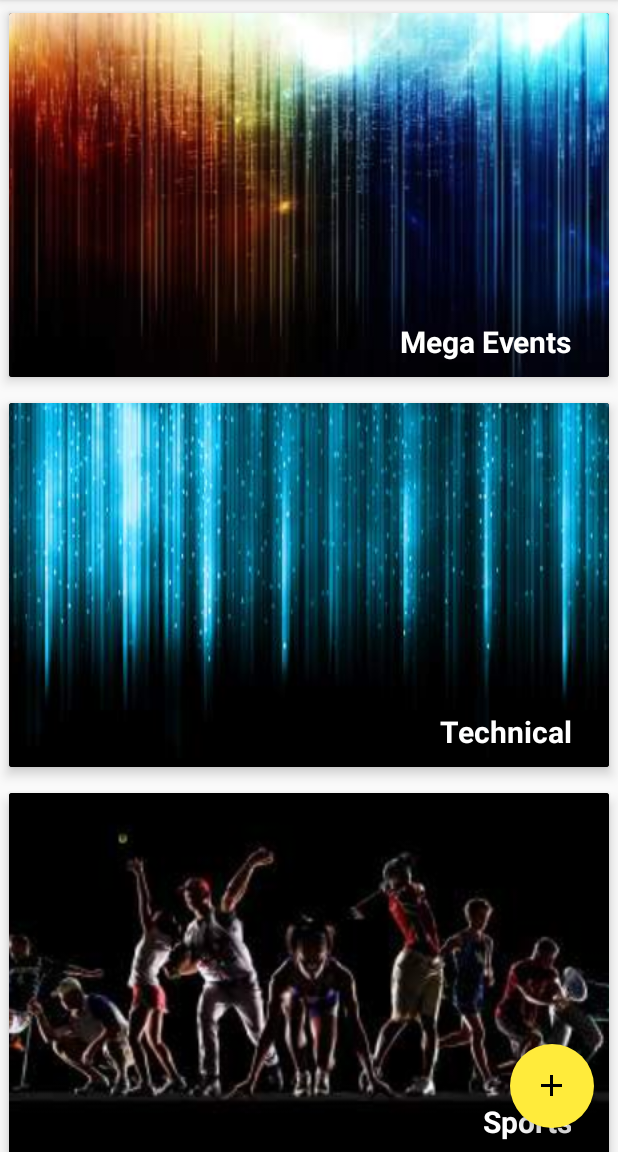
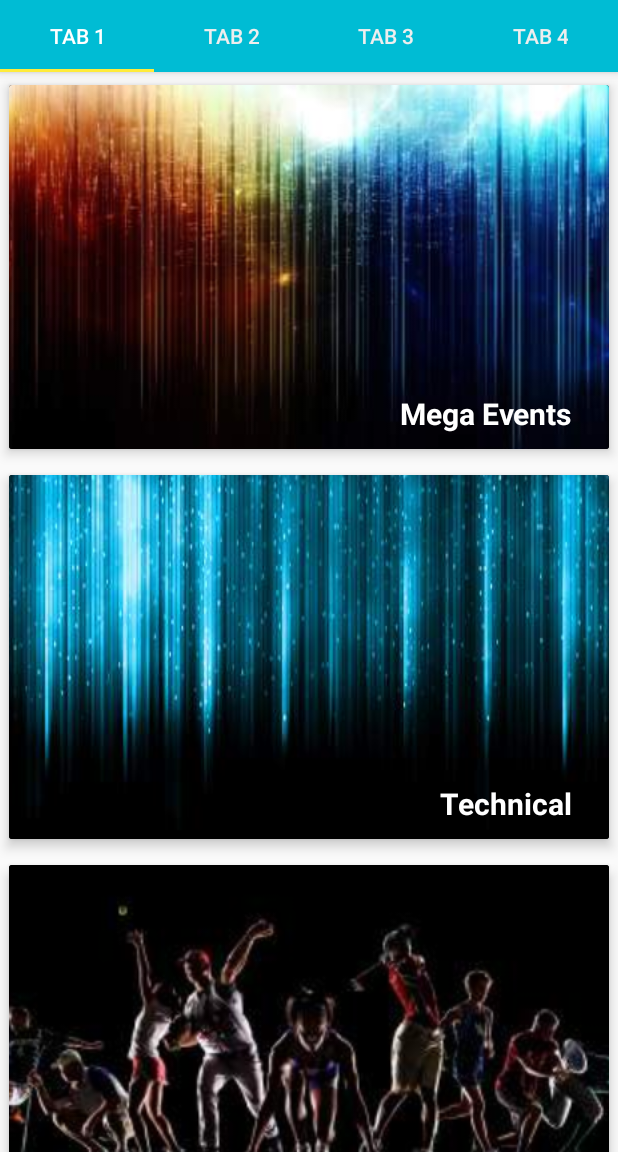
Before and after one commit to nurav/Matrix15, an Android app: the screen it shows after launch (MainActivity before the commit, CategoriesActivity after it), on a phone screen of 412 x 824 dp, the part 84-1236 px from its top. Run offline under Robolectric (Android 15) with nearby library versions, the phone set to English and light mode, and no system bars; our stand-ins replace Picasso; pictures from the network do not load; 1 statement that could not run was skipped.

Commit message:
my Commit Message

```diff
--- a/app/src/main/AndroidManifest.xml
+++ b/app/src/main/AndroidManifest.xml
@@ -26,7 +26,7 @@
         android:label="@string/app_name"
         android:theme="@style/AppTheme">
         <activity
-            android:name=".MainActivity"
+            android:name=".CategoriesActivity"
             android:label="@string/app_name">
             <intent-filter>
                 <action android:name="android.intent.action.MAIN"/>
@@ -37,10 +37,10 @@
 
         <activity
             android:name=".DetailActivity"
-            android:parentActivityName=".MainActivity">
+            android:parentActivityName=".CategoriesActivity">
             <meta-data
                 android:name="android.support.PARENT_ACTIVITY"
-                android:value=".MainActivity"/>
+                android:value=".CategoriesActivity"/>
         </activity>
 
     </application>
--- a/app/src/main/java/com/antonioleiva/materializeyourapp/MainActivity.java
+++ b/app/src/main/java/com/antonioleiva/materializeyourapp/CategoriesActivity.java
@@ -19,15 +19,22 @@ package com.antonioleiva.materializeyourapp;
 import android.os.Bundle;
 import android.support.design.widget.NavigationView;
 import android.support.design.widget.Snackbar;
+import android.support.design.widget.TabLayout;
+import android.support.v4.app.Fragment;
+import android.support.v4.app.FragmentManager;
+import android.support.v4.app.FragmentStatePagerAdapter;
 import android.support.v4.view.GravityCompat;
+import android.support.v4.view.ViewPager;
 import android.support.v4.widget.DrawerLayout;
 import android.support.v7.app.ActionBar;
 import android.support.v7.app.AppCompatActivity;
 import android.support.v7.widget.LinearLayoutManager;
 import android.support.v7.widget.RecyclerView;
 import android.support.v7.widget.Toolbar;
+import android.view.LayoutInflater;
 import android.view.MenuItem;
 import android.view.View;
+import android.view.ViewGroup;
 import android.widget.ImageView;
 
 import com.antonioleiva.materializeyourapp.picasso.CircleTransform;
@@ -37,7 +44,7 @@ import java.util.ArrayList;
 import java.util.List;
 
 
-public class MainActivity extends AppCompatActivity implements RecyclerViewAdapter.OnItemClickListener {
+public class CategoriesActivity extends AppCompatActivity implements RecyclerViewAdapter.OnItemClickListener {
 
     public static final String AVATAR_URL = "http://lorempixel.com/200/200/people/1/";
     public static final String[] Items = {"Mega Events","Technical","Sports","Literary","Coding","Fun Events"};
@@ -53,16 +60,32 @@ public class MainActivity extends AppCompatActivity implements RecyclerViewAdapt
 
     private DrawerLayout drawerLayout;
     private View content;
+    private ViewPager mPager;
+    private YourPagerAdapter mAdapter;
+    private TabLayout mTabLayout;
 
     @Override
     protected void onCreate(Bundle savedInstanceState) {
         super.onCreate(savedInstanceState);
         setContentView(R.layout.activity_main);
 
-        initRecyclerView();
-        initFab();
+        //initRecyclerView();
+        //initFab();
         initToolbar();
         setupDrawerLayout();
+
+        mTabLayout = (TabLayout) findViewById(R.id.tab_layout);
+        mAdapter = new YourPagerAdapter(getSupportFragmentManager());
+        mPager = (ViewPager) findViewById(R.id.view_pager);
+        mPager.setAdapter(mAdapter);
+        //Notice how the Tab Layout links with the Pager Adapter
+        mTabLayout.setTabsFromPagerAdapter(mAdapter);
+
+        //Notice how The Tab Layout adn View Pager object are linked
+        mTabLayout.setupWithViewPager(mPager);
+        mPager.addOnPageChangeListener(new TabLayout.TabLayoutOnPageChangeListener(mTabLayout));
+
+
 
         content = findViewById(R.id.content);
 
@@ -70,22 +93,22 @@ public class MainActivity extends AppCompatActivity implements RecyclerViewAdapt
         Picasso.with(this).load(AVATAR_URL).transform(new CircleTransform()).into(avatar);
     }
 
-    private void initRecyclerView() {
+    /*private void initRecyclerView() {
         RecyclerView recyclerView = (RecyclerView) findViewById(R.id.recycler);
         recyclerView.setLayoutManager(new LinearLayoutManager(this));
         RecyclerViewAdapter adapter = new RecyclerViewAdapter(items);
 
         adapter.setOnItemClickListener(this);
         recyclerView.setAdapter(adapter);
-    }
+    }*/
 
-    private void initFab() {
+/*    private void initFab() {
         findViewById(R.id.fab).setOnClickListener(new View.OnClickListener() {
             @Override public void onClick(View v) {
                 Snackbar.make(content, "FAB Clicked", Snackbar.LENGTH_SHORT).show();
             }
         });
-    }
+    }*/
 
     private void initToolbar() {
         final Toolbar toolbar = (Toolbar) findViewById(R.id.toolbar);
@@ -126,4 +149,63 @@ public class MainActivity extends AppCompatActivity implements RecyclerViewAdapt
     @Override public void onItemClick(View view, ViewModel viewModel) {
         DetailActivity.navigate(this, view.findViewById(R.id.image), viewModel);
     }
+
+    public static class MyFragment extends Fragment {
+        public static final java.lang.String ARG_PAGE = "arg_page";
+
+
+        public MyFragment() {
+
+        }
+
+        public static MyFragment newInstance(int pageNumber) {
+            MyFragment myFragment = new MyFragment();
+            Bundle arguments = new Bundle();
+            arguments.putInt(ARG_PAGE, pageNumber + 1);
+            myFragment.setArguments(arguments);
+            return myFragment;
+        }
+
+        @Override
+        public View onCreateView(LayoutInflater inflater, ViewGroup container, Bundle savedInstanceState) {
+            Bundle arguments = getArguments();
+            int pageNumber = arguments.getInt(ARG_PAGE);
+            RecyclerView recyclerView = new RecyclerView(getActivity());
+            //recyclerView.setAdapter(new YourRecyclerAdapter(getActivity()));
+            RecyclerViewAdapter adapter = new RecyclerViewAdapter(items);
+            adapter.setOnItemClickListener(new RecyclerViewAdapter.OnItemClickListener() {
+                @Override
+                public void onItemClick(View view, ViewModel viewModel) {
+                    DetailActivity.navigate((AppCompatActivity) getActivity(), view.findViewById(R.id.image), viewModel);
+                }
+            });
+            recyclerView.setAdapter(adapter);
+            recyclerView.setLayoutManager(new LinearLayoutManager(getActivity()));
+            return recyclerView;
+        }
+    }
 }
+
+class YourPagerAdapter extends FragmentStatePagerAdapter {
+
+    public YourPagerAdapter(FragmentManager fm) {
+        super(fm);
+    }
+
+    @Override
+    public Fragment getItem(int position) {
+        CategoriesActivity.MyFragment myFragment = CategoriesActivity.MyFragment.newInstance(position);
+        return myFragment;
+    }
+
+    @Override
+    public int getCount() {
+        return 4;
+    }
+
+    @Override
+    public CharSequence getPageTitle(int position) {
+        return "Tab " + (position + 1);
+    }
+
+}
--- a/app/src/main/res/layout/activity_main.xml
+++ b/app/src/main/res/layout/activity_main.xml
@@ -1,19 +1,3 @@
-<!--
-  ~ Copyright (C) 2015 Antonio Leiva
-  ~
-  ~ Licensed under the Apache License, Version 2.0 (the "License");
-  ~ you may not use this file except in compliance with the License.
-  ~ You may obtain a copy of the License at
-  ~
-  ~       http://www.apache.org/licenses/LICENSE-2.0
-  ~
-  ~ Unless required by applicable law or agreed to in writing, software
-  ~ distributed under the License is distributed on an "AS IS" BASIS,
-  ~ WITHOUT WARRANTIES OR CONDITIONS OF ANY KIND, either express or implied.
-  ~ See the License for the specific language governing permissions and
-  ~ limitations under the License.
-  -->
-
 <android.support.v4.widget.DrawerLayout
     android:id="@+id/drawer_layout"
     xmlns:android="http://schemas.android.com/apk/res/android"
@@ -31,18 +15,19 @@
         android:layout_height="match_parent"
         android:orientation="vertical">
 
-        <android.support.v7.widget.RecyclerView
-            android:id="@+id/recycler"
+        <android.support.v4.view.ViewPager
+            android:id="@+id/view_pager"
             android:layout_width="match_parent"
             android:layout_height="match_parent"
-            app:layout_behavior="@string/appbar_scrolling_view_behavior"/>
+            app:layout_behavior="@string/appbar_scrolling_view_behavior" />
+
+
 
         <android.support.design.widget.AppBarLayout
             android:id="@+id/appBarLayout"
             android:layout_width="match_parent"
             android:layout_height="wrap_content"
             android:theme="@style/ThemeOverlay.AppCompat.Dark.ActionBar">
-
         <android.support.v7.widget.Toolbar
             android:id="@+id/toolbar"
             android:layout_width="match_parent"
@@ -50,13 +35,16 @@
             android:background="?attr/colorPrimary"
             app:popupTheme="@style/ThemeOverlay.AppCompat.Light"
             app:layout_scrollFlags="scroll|enterAlways" />
+            <android.support.design.widget.TabLayout
+                android:id="@+id/tab_layout"
+                android:layout_width="match_parent"
+                android:layout_height="wrap_content"
 
+                app:layout_collapseMode="pin"
+
+                app:tabSelectedTextColor="@android:color/white"
+                app:tabTextColor="#EEE" />
         </android.support.design.widget.AppBarLayout>
-
-        <android.support.design.widget.FloatingActionButton
-            android:id="@+id/fab"
-            android:layout_gravity="bottom|end"
-            style="@style/FabStyle"/>
 
     </android.support.design.widget.CoordinatorLayout>
 
```
Also changed, not shown: 5 other files. Lines whose indentation alone changed are shown as unchanged.
